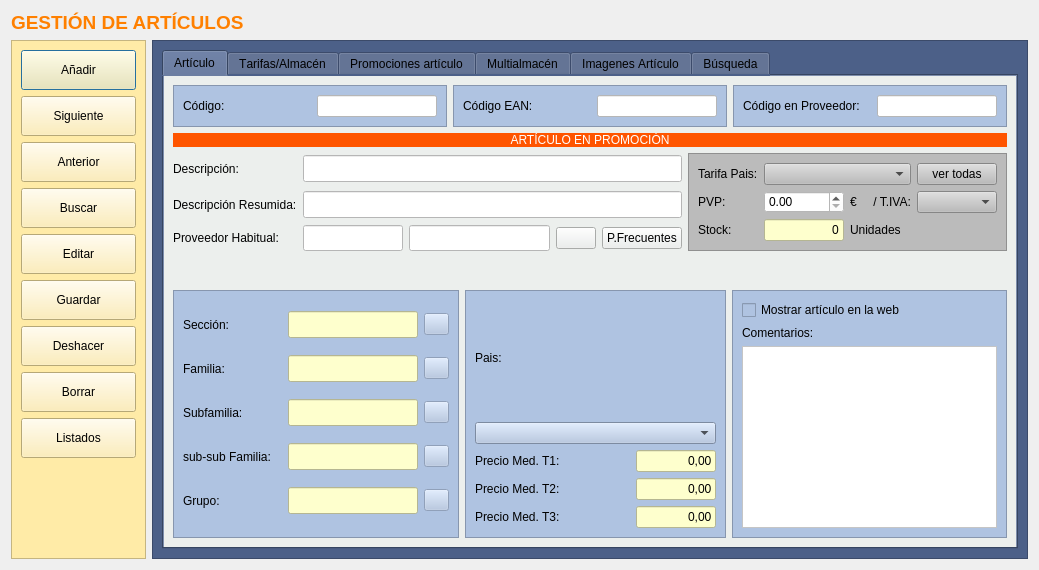
First picture: the form in Almacen/frmarticulos.ui, repository arcnexus/RedFoX, before the edit.
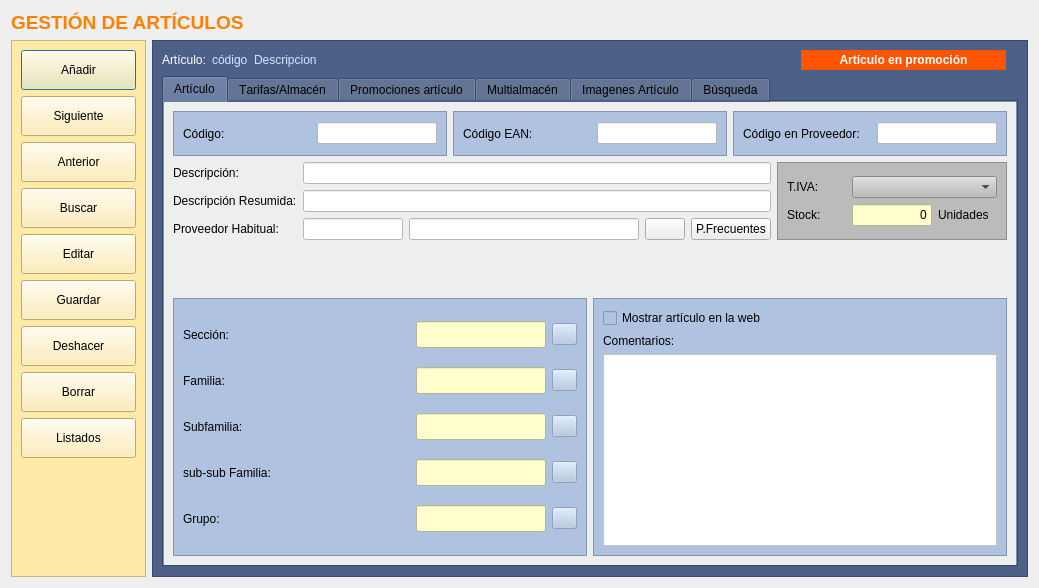
Second picture: the form after the edit. The open tabs and pages were chosen to show the change. Icons and pictures are not drawn.

Commit message: Preparando artículos para trabajo internacional

The edit to the form file:
```diff
--- a/Almacen/frmarticulos.ui
+++ b/Almacen/frmarticulos.ui
@@ -7,7 +7,7 @@
     <x>0</x>
     <y>0</y>
     <width>1039</width>
-    <height>570</height>
+    <height>588</height>
    </rect>
   </property>
   <property name="maximumSize">
@@ -32,6 +32,12 @@
    </item>
    <item row="1" column="0">
     <widget class="QFrame" name="frame_16">
+     <property name="maximumSize">
+      <size>
+       <width>140</width>
+       <height>16777215</height>
+      </size>
+     </property>
      <property name="styleSheet">
       <string notr="true">background-color: rgb(255, 235, 167);</string>
      </property>
@@ -340,8 +346,24 @@
      <property name="frameShadow">
       <enum>QFrame::Raised</enum>
      </property>
-     <layout class="QGridLayout" name="gridLayout_20">
-      <item row="0" column="0">
+     <layout class="QGridLayout" name="gridLayout">
+      <item row="0" column="1">
+       <widget class="QLabel" name="lblCodigo">
+        <property name="maximumSize">
+         <size>
+          <width>130</width>
+          <height>16777215</height>
+         </size>
+        </property>
+        <property name="styleSheet">
+         <string notr="true">color: rgb(208, 233, 255)</string>
+        </property>
+        <property name="text">
+         <string>código</string>
+        </property>
+       </widget>
+      </item>
+      <item row="1" column="0" colspan="7">
        <widget class="QTabWidget" name="tabWidget_2">
         <property name="font">
          <font>
@@ -362,30 +384,30 @@
           <string>Artículo</string>
          </attribute>
          <layout class="QGridLayout" name="gridLayout_12">
-          <item row="1" column="0" rowspan="2" colspan="6">
+          <item row="1" column="0" rowspan="2" colspan="4">
            <layout class="QGridLayout" name="gridLayout_9">
-            <item row="1" column="0">
+            <item row="0" column="0">
              <widget class="QLabel" name="label_6">
               <property name="text">
                <string>Descripción:</string>
               </property>
              </widget>
             </item>
-            <item row="2" column="0">
+            <item row="1" column="0">
              <widget class="QLabel" name="label_7">
               <property name="text">
                <string>Descripción Resumida:</string>
               </property>
              </widget>
             </item>
-            <item row="3" column="0">
+            <item row="2" column="0">
              <widget class="QLabel" name="label_8">
               <property name="text">
                <string>Proveedor Habitual:</string>
               </property>
              </widget>
             </item>
-            <item row="3" column="2">
+            <item row="2" column="2">
              <widget class="QLineEdit" name="txtcProveedor">
               <property name="maximumSize">
                <size>
@@ -398,20 +420,7 @@
               </property>
              </widget>
             </item>
-            <item row="4" column="0">
-             <spacer name="verticalSpacer_4">
-              <property name="orientation">
-               <enum>Qt::Vertical</enum>
-              </property>
-              <property name="sizeHint" stdset="0">
-               <size>
-                <width>20</width>
-                <height>40</height>
-               </size>
-              </property>
-             </spacer>
-            </item>
-            <item row="1" column="5" rowspan="3">
+            <item row="0" column="5" rowspan="3">
              <widget class="QFrame" name="frame_2">
               <property name="minimumSize">
                <size>
@@ -432,13 +441,20 @@
                <item row="0" column="0">
                 <layout class="QGridLayout" name="gridLayout_11">
                  <item row="1" column="0">
-                  <widget class="QLabel" name="label_12">
+                  <widget class="QLabel" name="label_13">
                    <property name="text">
-                    <string>PVP:</string>
+                    <string>Stock:</string>
                    </property>
                   </widget>
                  </item>
-                 <item row="2" column="2">
+                 <item row="1" column="4">
+                  <widget class="QLabel" name="label_38">
+                   <property name="text">
+                    <string>Unidades</string>
+                   </property>
+                  </widget>
+                 </item>
+                 <item row="1" column="3">
                   <widget class="QLineEdit" name="txtnStockReal">
                    <property name="enabled">
                     <bool>false</bool>
@@ -461,51 +477,13 @@
                    </property>
                   </widget>
                  </item>
-                 <item row="2" column="3">
-                  <widget class="QLabel" name="label_38">
-                   <property name="text">
-                    <string>Unidades</string>
-                   </property>
-                  </widget>
-                 </item>
-                 <item row="0" column="2" colspan="2">
-                  <widget class="QComboBox" name="cboPais2"/>
-                 </item>
-                 <item row="2" column="0">
-                  <widget class="QLabel" name="label_13">
-                   <property name="text">
-                    <string>Stock:</string>
-                   </property>
-                  </widget>
+                 <item row="0" column="3" colspan="2">
+                  <widget class="QComboBox" name="cboTipoIVA_2"/>
                  </item>
                  <item row="0" column="0">
-                  <widget class="QLabel" name="textoPais1">
-                   <property name="text">
-                    <string>Tarifa Pais:</string>
-                   </property>
-                  </widget>
-                 </item>
-                 <item row="0" column="4">
-                  <widget class="QPushButton" name="btnVerTarifasporPais">
-                   <property name="text">
-                    <string>ver todas</string>
-                   </property>
-                  </widget>
-                 </item>
-                 <item row="1" column="3">
                   <widget class="QLabel" name="label_37">
                    <property name="text">
-                    <string>€     / T.IVA:</string>
-                   </property>
-                  </widget>
-                 </item>
-                 <item row="1" column="4">
-                  <widget class="QComboBox" name="cboTipoIVA_2"/>
-                 </item>
-                 <item row="1" column="2">
-                  <widget class="QDoubleSpinBox" name="txtrTarifa1">
-                   <property name="styleSheet">
-                    <string notr="true">background-color: rgb(255, 255, 255);</string>
+                    <string>T.IVA:</string>
                    </property>
                   </widget>
                  </item>
@@ -514,27 +492,27 @@
               </layout>
              </widget>
             </item>
-            <item row="3" column="4">
+            <item row="2" column="4">
              <widget class="QPushButton" name="pushButton">
               <property name="text">
                <string>P.Frecuentes</string>
               </property>
              </widget>
             </item>
-            <item row="2" column="1" colspan="4">
-             <widget class="QLineEdit" name="txtcDescripcionResumida">
-              <property name="maximumSize">
-               <size>
-                <width>16777215</width>
-                <height>27</height>
-               </size>
-              </property>
-              <property name="styleSheet">
-               <string notr="true">background-color: rgb(255, 255, 255);</string>
-              </property>
-             </widget>
-            </item>
             <item row="1" column="1" colspan="4">
+             <widget class="QLineEdit" name="txtcDescripcionResumida">
+              <property name="maximumSize">
+               <size>
+                <width>16777215</width>
+                <height>27</height>
+               </size>
+              </property>
+              <property name="styleSheet">
+               <string notr="true">background-color: rgb(255, 255, 255);</string>
+              </property>
+             </widget>
+            </item>
+            <item row="0" column="1" colspan="4">
              <widget class="QLineEdit" name="txtcDescripcion">
               <property name="maximumSize">
                <size>
@@ -547,7 +525,7 @@
               </property>
              </widget>
             </item>
-            <item row="3" column="3">
+            <item row="2" column="3">
              <widget class="QPushButton" name="btnBuscarProveedor">
               <property name="text">
                <string/>
@@ -564,7 +542,7 @@
               </property>
              </widget>
             </item>
-            <item row="3" column="1">
+            <item row="2" column="1">
              <widget class="QLineEdit" name="txtCodigoProveedor">
               <property name="minimumSize">
                <size>
@@ -583,27 +561,22 @@
               </property>
              </widget>
             </item>
-            <item row="0" column="0" colspan="6">
-             <widget class="QLabel" name="label_17">
-              <property name="styleSheet">
-               <string notr="true">background-color: rgb(255, 85, 0);
-font: 75 9pt &quot;Cantarell&quot;;
-color: rgb(255, 255, 255);</string>
+            <item row="3" column="0">
+             <spacer name="verticalSpacer_4">
+              <property name="orientation">
+               <enum>Qt::Vertical</enum>
               </property>
-              <property name="locale">
-               <locale language="Spanish" country="Spain"/>
+              <property name="sizeHint" stdset="0">
+               <size>
+                <width>20</width>
+                <height>40</height>
+               </size>
               </property>
-              <property name="text">
-               <string>ARTÍCULO EN PROMOCIÓN</string>
-              </property>
-              <property name="alignment">
-               <set>Qt::AlignCenter</set>
-              </property>
-             </widget>
+             </spacer>
             </item>
            </layout>
           </item>
-          <item row="0" column="0" colspan="6">
+          <item row="0" column="0" colspan="4">
            <layout class="QHBoxLayout" name="horizontalLayout_6">
             <item>
              <widget class="QFrame" name="frame_13">
@@ -740,7 +713,7 @@
             </item>
            </layout>
           </item>
-          <item row="3" column="4" rowspan="3" colspan="2">
+          <item row="3" column="2" rowspan="2" colspan="2">
            <widget class="QFrame" name="frame_10">
             <property name="styleSheet">
              <string notr="true">background-color: rgb(175,195,225);
@@ -780,141 +753,7 @@
             </layout>
            </widget>
           </item>
-          <item row="3" column="2" rowspan="3" colspan="2">
-           <widget class="QFrame" name="frame_14">
-            <property name="styleSheet">
-             <string notr="true">background-color: rgb(175,195,225);
-</string>
-            </property>
-            <property name="frameShape">
-             <enum>QFrame::StyledPanel</enum>
-            </property>
-            <property name="frameShadow">
-             <enum>QFrame::Raised</enum>
-            </property>
-            <layout class="QGridLayout" name="gridLayout_10">
-             <item row="0" column="0">
-              <widget class="QLabel" name="textopais2">
-               <property name="text">
-                <string>Pais:</string>
-               </property>
-              </widget>
-             </item>
-             <item row="1" column="0" colspan="2">
-              <widget class="QComboBox" name="cboPais1"/>
-             </item>
-             <item row="2" column="0">
-              <widget class="QLabel" name="label_39">
-               <property name="minimumSize">
-                <size>
-                 <width>101</width>
-                 <height>0</height>
-                </size>
-               </property>
-               <property name="text">
-                <string>Precio Med. T1:</string>
-               </property>
-              </widget>
-             </item>
-             <item row="2" column="1">
-              <widget class="QLineEdit" name="txtrPrecioMedio1">
-               <property name="enabled">
-                <bool>false</bool>
-               </property>
-               <property name="maximumSize">
-                <size>
-                 <width>80</width>
-                 <height>16777215</height>
-                </size>
-               </property>
-               <property name="styleSheet">
-                <string notr="true">background-color: rgb(254, 255, 205);
-color: rgb(0, 0, 0);</string>
-               </property>
-               <property name="text">
-                <string>0,00</string>
-               </property>
-               <property name="alignment">
-                <set>Qt::AlignRight|Qt::AlignTrailing|Qt::AlignVCenter</set>
-               </property>
-              </widget>
-             </item>
-             <item row="3" column="0">
-              <widget class="QLabel" name="label_40">
-               <property name="minimumSize">
-                <size>
-                 <width>101</width>
-                 <height>0</height>
-                </size>
-               </property>
-               <property name="text">
-                <string>Precio Med. T2:</string>
-               </property>
-              </widget>
-             </item>
-             <item row="3" column="1">
-              <widget class="QLineEdit" name="txtrPrecioMedio2">
-               <property name="enabled">
-                <bool>false</bool>
-               </property>
-               <property name="maximumSize">
-                <size>
-                 <width>80</width>
-                 <height>16777215</height>
-                </size>
-               </property>
-               <property name="styleSheet">
-                <string notr="true">background-color: rgb(254, 255, 205);
-color: rgb(0, 0, 0);</string>
-               </property>
-               <property name="text">
-                <string>0,00</string>
-               </property>
-               <property name="alignment">
-                <set>Qt::AlignRight|Qt::AlignTrailing|Qt::AlignVCenter</set>
-               </property>
-              </widget>
-             </item>
-             <item row="4" column="0">
-              <widget class="QLabel" name="label_41">
-               <property name="minimumSize">
-                <size>
-                 <width>101</width>
-                 <height>0</height>
-                </size>
-               </property>
-               <property name="text">
-                <string>Precio Med. T3:</string>
-               </property>
-              </widget>
-             </item>
-             <item row="4" column="1">
-              <widget class="QLineEdit" name="txtrPrecioMedio3">
-               <property name="enabled">
-                <bool>false</bool>
-               </property>
-               <property name="maximumSize">
-                <size>
-                 <width>80</width>
-                 <height>16777215</height>
-                </size>
-               </property>
-               <property name="styleSheet">
-                <string notr="true">background-color: rgb(254, 255, 205);
-color: rgb(0, 0, 0);</string>
-               </property>
-               <property name="text">
-                <string>0,00</string>
-               </property>
-               <property name="alignment">
-                <set>Qt::AlignRight|Qt::AlignTrailing|Qt::AlignVCenter</set>
-               </property>
-              </widget>
-             </item>
-            </layout>
-           </widget>
-          </item>
-          <item row="3" column="0" rowspan="3" colspan="2">
+          <item row="3" column="0" rowspan="2" colspan="2">
            <widget class="QFrame" name="frame_3">
             <property name="minimumSize">
              <size>
@@ -2201,6 +2040,68 @@
         </widget>
        </widget>
       </item>
+      <item row="0" column="0">
+       <widget class="QLabel" name="label_21">
+        <property name="maximumSize">
+         <size>
+          <width>100</width>
+          <height>16777215</height>
+         </size>
+        </property>
+        <property name="styleSheet">
+         <string notr="true">color: rgb(255, 255, 255);</string>
+        </property>
+        <property name="text">
+         <string>Artículo:</string>
+        </property>
+       </widget>
+      </item>
+      <item row="0" column="2">
+       <widget class="QLabel" name="lblDescripcion">
+        <property name="styleSheet">
+         <string notr="true">color: rgb(208, 233, 255)</string>
+        </property>
+        <property name="text">
+         <string>Descripcion</string>
+        </property>
+       </widget>
+      </item>
+      <item row="0" column="4">
+       <widget class="QLabel" name="lblPromocion">
+        <property name="minimumSize">
+         <size>
+          <width>205</width>
+          <height>0</height>
+         </size>
+        </property>
+        <property name="styleSheet">
+         <string notr="true">background-color: rgb(255, 85, 0);
+color: rgb(255, 255, 255);</string>
+        </property>
+        <property name="text">
+         <string>&lt;html&gt;&lt;head/&gt;&lt;body&gt;&lt;p&gt;&lt;span style=&quot; font-weight:600;&quot;&gt;Artículo en promoción&lt;/span&gt;&lt;/p&gt;&lt;/body&gt;&lt;/html&gt;</string>
+        </property>
+        <property name="textFormat">
+         <enum>Qt::RichText</enum>
+        </property>
+        <property name="alignment">
+         <set>Qt::AlignCenter</set>
+        </property>
+       </widget>
+      </item>
+      <item row="0" column="3">
+       <spacer name="horizontalSpacer">
+        <property name="orientation">
+         <enum>Qt::Horizontal</enum>
+        </property>
+        <property name="sizeHint" stdset="0">
+         <size>
+          <width>40</width>
+          <height>20</height>
+         </size>
+        </property>
+       </spacer>
+      </item>
      </layout>
     </widget>
    </item>
```
Left out of the diff: 167 changed lines with no effect on the pictures. The commit also changes 3 other files.
